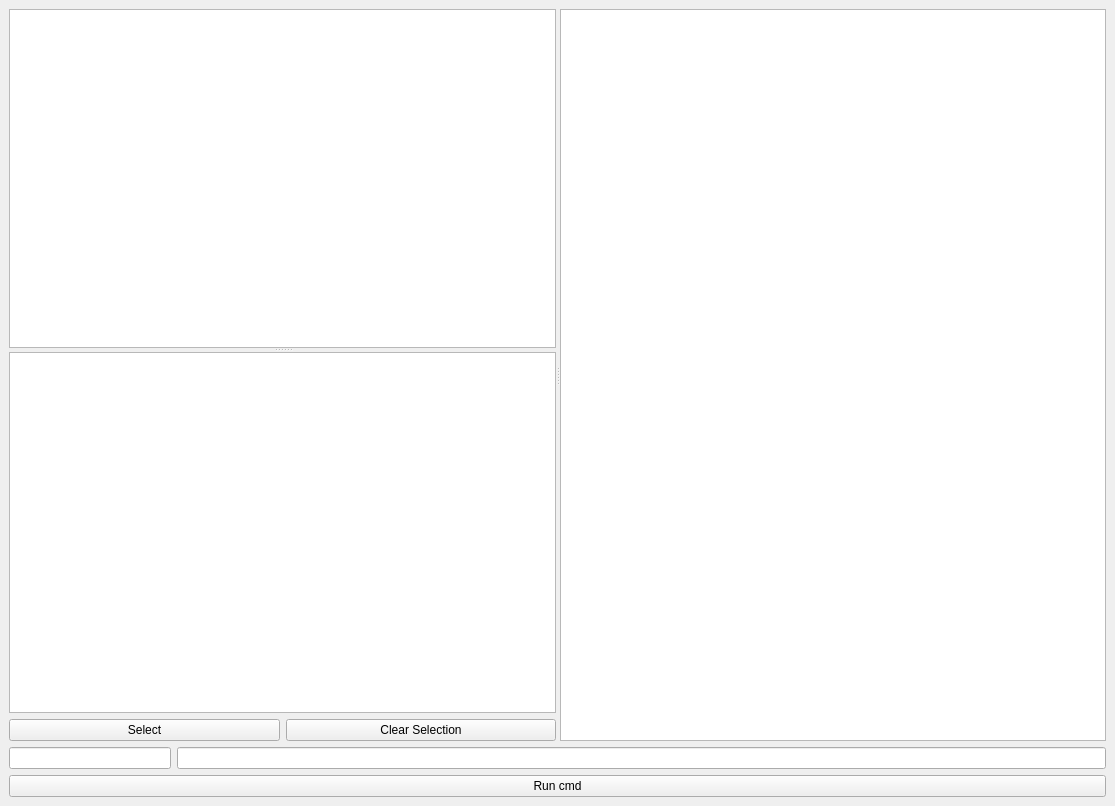
Qt form src/client/main_dui.ui (ccp4/DUI2) before a commit.
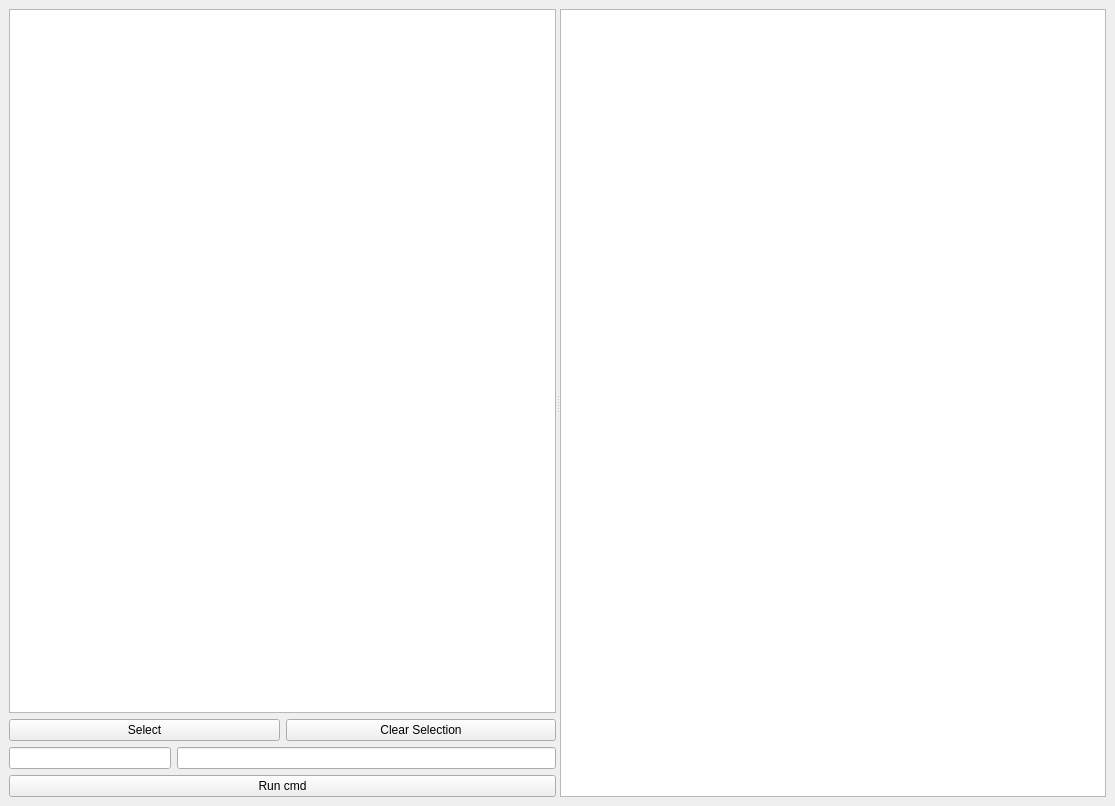
The same form after that commit.

Commit message: starting to clean the layout, removing discarded approach to tree view

```diff
--- a/src/client/main_dui.ui
+++ b/src/client/main_dui.ui
@@ -14,22 +14,20 @@
    <string>MainWindow</string>
   </property>
   <widget class="QWidget" name="centralwidget">
-   <layout class="QHBoxLayout" name="horizontalLayout_3">
-    <item>
-     <layout class="QVBoxLayout" name="verticalLayout_4">
-      <item>
-       <layout class="QVBoxLayout" name="verticalLayout_3">
-        <item>
+   <layout class="QGridLayout" name="gridLayout">
+    <item row="0" column="0">
          <widget class="QSplitter" name="splitter_2">
           <property name="orientation">
            <enum>Qt::Horizontal</enum>
           </property>
+      <widget class="QWidget" name="">
+       <layout class="QVBoxLayout" name="verticalLayout">
+        <item>
           <widget class="QSplitter" name="splitter">
            <property name="orientation">
             <enum>Qt::Vertical</enum>
            </property>
-           <widget class="QGraphicsView" name="gitView"/>
-           <widget class="QWidget" name="">
+          <widget class="QWidget" name="layoutWidget">
             <layout class="QVBoxLayout" name="verticalLayout_2">
              <item>
               <widget class="QGraphicsView" name="treeView"/>
@@ -55,14 +53,6 @@
             </layout>
            </widget>
           </widget>
-          <widget class="QWidget" name="layoutWidget">
-           <layout class="QVBoxLayout" name="verticalLayout">
-            <item>
-             <widget class="QTextEdit" name="incoming_text"/>
-            </item>
-           </layout>
-          </widget>
-         </widget>
         </item>
         <item>
          <layout class="QHBoxLayout" name="horizontalLayout">
@@ -81,8 +71,6 @@
           </item>
          </layout>
         </item>
-       </layout>
-      </item>
       <item>
        <widget class="QPushButton" name="CmdSend2server">
         <property name="text">
@@ -91,6 +79,9 @@
        </widget>
       </item>
      </layout>
+      </widget>
+      <widget class="QTextEdit" name="incoming_text"/>
+     </widget>
     </item>
    </layout>
   </widget>
```
Lines whose indentation alone changed are shown as unchanged. The commit also changes 1 other file.
